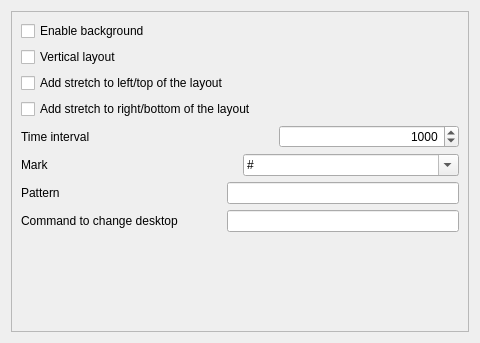
Old version of the form sources/desktop-panel/widget.ui in the repository arcan1s/awesome-widgets.
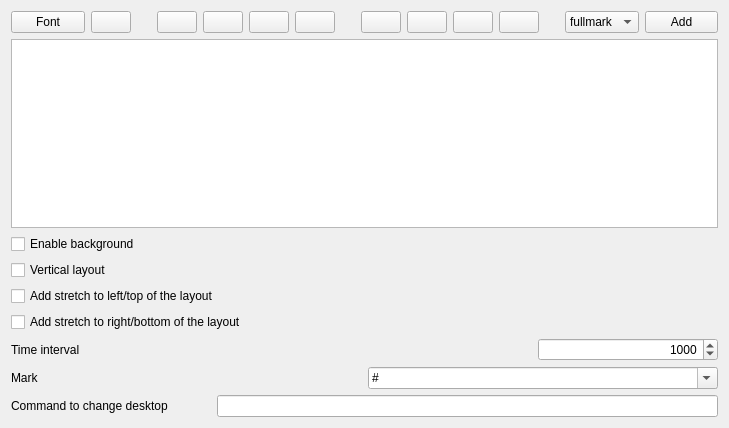
New version of the form. Icons and pictures are not drawn.

Commit message: rewrite DP configuration interface

```diff
--- a/sources/desktop-panel/widget.ui
+++ b/sources/desktop-panel/widget.ui
@@ -6,13 +6,13 @@
    <rect>
     <x>0</x>
     <y>0</y>
-    <width>480</width>
-    <height>343</height>
+    <width>729</width>
+    <height>428</height>
    </rect>
   </property>
   <property name="minimumSize">
    <size>
-    <width>480</width>
+    <width>700</width>
     <height>320</height>
    </size>
   </property>
@@ -20,50 +20,7 @@
    <string notr="true">Widget</string>
   </property>
   <layout class="QGridLayout" name="gridLayout">
-   <item row="0" column="0">
-    <widget class="QScrollArea" name="scrollArea">
-     <property name="widgetResizable">
-      <bool>true</bool>
-     </property>
-     <widget class="QWidget" name="scrollAreaWidgetContents">
-      <property name="geometry">
-       <rect>
-        <x>0</x>
-        <y>0</y>
-        <width>464</width>
-        <height>327</height>
-       </rect>
-      </property>
-      <layout class="QVBoxLayout" name="verticalLayout">
-       <item>
-        <widget class="QCheckBox" name="checkBox_background">
-         <property name="text">
-          <string>Enable background</string>
-         </property>
-        </widget>
-       </item>
-       <item>
-        <widget class="QCheckBox" name="checkBox_layout">
-         <property name="text">
-          <string>Vertical layout</string>
-         </property>
-        </widget>
-       </item>
-       <item>
-        <widget class="QCheckBox" name="checkBox_leftStretch">
-         <property name="text">
-          <string>Add stretch to left/top of the layout</string>
-         </property>
-        </widget>
-       </item>
-       <item>
-        <widget class="QCheckBox" name="checkBox_rightStretch">
-         <property name="text">
-          <string>Add stretch to right/bottom of the layout</string>
-         </property>
-        </widget>
-       </item>
-       <item>
+   <item row="6" column="0">
         <layout class="QHBoxLayout" name="layout_interval">
          <item>
           <widget class="QLabel" name="label_interval">
@@ -118,7 +75,21 @@
          </item>
         </layout>
        </item>
-       <item>
+   <item row="4" column="0">
+    <widget class="QCheckBox" name="checkBox_leftStretch">
+     <property name="text">
+      <string>Add stretch to left/top of the layout</string>
+     </property>
+    </widget>
+   </item>
+   <item row="2" column="0">
+    <widget class="QCheckBox" name="checkBox_background">
+     <property name="text">
+      <string>Enable background</string>
+     </property>
+    </widget>
+   </item>
+   <item row="7" column="0">
         <layout class="QHBoxLayout" name="layout_mark">
          <item>
           <widget class="QLabel" name="label_mark">
@@ -215,34 +186,21 @@
          </item>
         </layout>
        </item>
-       <item>
-        <layout class="QHBoxLayout" name="layout_pattern">
-         <item>
-          <widget class="QLabel" name="label_pattern">
-           <property name="minimumSize">
-            <size>
-             <width>200</width>
-             <height>0</height>
-            </size>
-           </property>
+   <item row="5" column="0">
+    <widget class="QCheckBox" name="checkBox_rightStretch">
            <property name="text">
-            <string>Pattern</string>
+      <string>Add stretch to right/bottom of the layout</string>
            </property>
           </widget>
          </item>
-         <item>
-          <widget class="QLineEdit" name="lineEdit_pattern">
-           <property name="toolTip">
-            <string>$mark - show mark if the current desktop is active
-$name - desktop name
-$number - desktop number
-$total - total number of desktops</string>
+   <item row="3" column="0">
+    <widget class="QCheckBox" name="checkBox_layout">
+     <property name="text">
+      <string>Vertical layout</string>
            </property>
           </widget>
          </item>
-        </layout>
-       </item>
-       <item>
+   <item row="8" column="0">
         <layout class="QHBoxLayout" name="layout_desktopcmd">
          <item>
           <widget class="QLabel" name="label_desktopcmd">
@@ -266,21 +224,196 @@
          </item>
         </layout>
        </item>
+   <item row="0" column="0">
+    <layout class="QHBoxLayout" name="layput_mainFormating">
        <item>
-        <spacer name="spacer_widget">
+      <widget class="QPushButton" name="pushButton_font">
+       <property name="text">
+        <string>Font</string>
+       </property>
+      </widget>
+     </item>
+     <item>
+      <widget class="QPushButton" name="pushButton_br">
+       <property name="icon">
+        <iconset theme="stock_text_indent">
+         <normaloff>../awesome-widget</normaloff>../awesome-widget</iconset>
+       </property>
+      </widget>
+     </item>
+     <item>
+      <spacer name="spacer_mainFormatingCenter1">
          <property name="orientation">
-          <enum>Qt::Vertical</enum>
-         </property>
+        <enum>Qt::Horizontal</enum>
+       </property>
+       <property name="sizeType">
+        <enum>QSizePolicy::Fixed</enum>
+       </property>
          <property name="sizeHint" stdset="0">
           <size>
            <width>20</width>
-           <height>152</height>
+         <height>20</height>
           </size>
          </property>
         </spacer>
        </item>
-      </layout>
-     </widget>
+     <item>
+      <widget class="QPushButton" name="pushButton_bold">
+       <property name="icon">
+        <iconset theme="format-text-bold">
+         <normaloff>../awesome-widget</normaloff>../awesome-widget</iconset>
+       </property>
+       <property name="shortcut">
+        <string>Ctrl+B</string>
+       </property>
+      </widget>
+     </item>
+     <item>
+      <widget class="QPushButton" name="pushButton_italic">
+       <property name="icon">
+        <iconset theme="format-text-italic">
+         <normaloff>../awesome-widget</normaloff>../awesome-widget</iconset>
+       </property>
+       <property name="shortcut">
+        <string>Ctrl+I</string>
+       </property>
+      </widget>
+     </item>
+     <item>
+      <widget class="QPushButton" name="pushButton_underline">
+       <property name="icon">
+        <iconset theme="format-text-underline">
+         <normaloff>../awesome-widget</normaloff>../awesome-widget</iconset>
+       </property>
+       <property name="shortcut">
+        <string>Ctrl+U</string>
+       </property>
+      </widget>
+     </item>
+     <item>
+      <widget class="QPushButton" name="pushButton_strike">
+       <property name="icon">
+        <iconset theme="format-text-strikethrough">
+         <normaloff>../awesome-widget</normaloff>../awesome-widget</iconset>
+       </property>
+      </widget>
+     </item>
+     <item>
+      <spacer name="spacer_mainFormatingCenter2">
+       <property name="orientation">
+        <enum>Qt::Horizontal</enum>
+       </property>
+       <property name="sizeType">
+        <enum>QSizePolicy::Fixed</enum>
+       </property>
+       <property name="sizeHint" stdset="0">
+        <size>
+         <width>20</width>
+         <height>20</height>
+        </size>
+       </property>
+      </spacer>
+     </item>
+     <item>
+      <widget class="QPushButton" name="pushButton_left">
+       <property name="icon">
+        <iconset theme="format-justify-left">
+         <normaloff>../awesome-widget</normaloff>../awesome-widget</iconset>
+       </property>
+      </widget>
+     </item>
+     <item>
+      <widget class="QPushButton" name="pushButton_center">
+       <property name="icon">
+        <iconset theme="format-justify-center">
+         <normaloff>../awesome-widget</normaloff>../awesome-widget</iconset>
+       </property>
+      </widget>
+     </item>
+     <item>
+      <widget class="QPushButton" name="pushButton_right">
+       <property name="icon">
+        <iconset theme="format-justify-right">
+         <normaloff>../awesome-widget</normaloff>../awesome-widget</iconset>
+       </property>
+      </widget>
+     </item>
+     <item>
+      <widget class="QPushButton" name="pushButton_fill">
+       <property name="icon">
+        <iconset theme="format-justify-fill">
+         <normaloff>../awesome-widget</normaloff>../awesome-widget</iconset>
+       </property>
+      </widget>
+     </item>
+     <item>
+      <spacer name="spacer_mainFormatingCenter3">
+       <property name="orientation">
+        <enum>Qt::Horizontal</enum>
+       </property>
+       <property name="sizeType">
+        <enum>QSizePolicy::Fixed</enum>
+       </property>
+       <property name="sizeHint" stdset="0">
+        <size>
+         <width>20</width>
+         <height>20</height>
+        </size>
+       </property>
+      </spacer>
+     </item>
+     <item>
+      <widget class="QComboBox" name="comboBox_tags">
+       <property name="sizePolicy">
+        <sizepolicy hsizetype="Expanding" vsizetype="Fixed">
+         <horstretch>0</horstretch>
+         <verstretch>0</verstretch>
+        </sizepolicy>
+       </property>
+       <item>
+        <property name="text">
+         <string notr="true">fullmark</string>
+        </property>
+       </item>
+       <item>
+        <property name="text">
+         <string notr="true">mark</string>
+        </property>
+       </item>
+       <item>
+        <property name="text">
+         <string notr="true">name</string>
+        </property>
+       </item>
+       <item>
+        <property name="text">
+         <string notr="true">number</string>
+        </property>
+       </item>
+       <item>
+        <property name="text">
+         <string notr="true">total</string>
+        </property>
+       </item>
+      </widget>
+     </item>
+     <item>
+      <widget class="QPushButton" name="pushButton_tags">
+       <property name="text">
+        <string>Add</string>
+       </property>
+      </widget>
+     </item>
+    </layout>
+   </item>
+   <item row="1" column="0">
+    <widget class="QTextEdit" name="textEdit_elements">
+     <property name="lineWrapMode">
+      <enum>QTextEdit::NoWrap</enum>
+     </property>
+     <property name="acceptRichText">
+      <bool>false</bool>
+     </property>
     </widget>
    </item>
   </layout>
```
Lines whose indentation alone changed are shown as unchanged. The commit also changes 4 other files.
